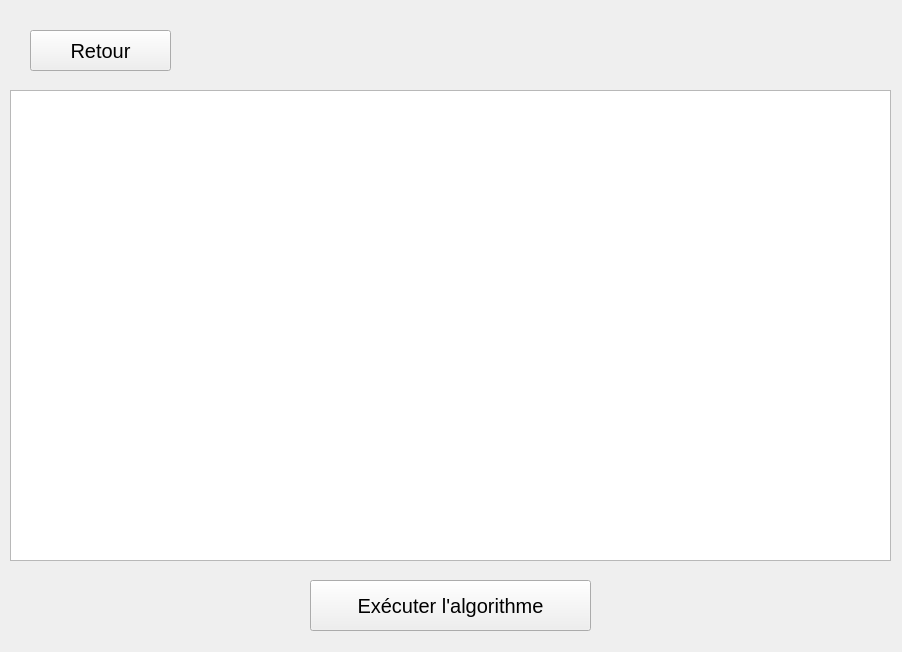
Qt form mainwindow.ui (lorris-sanna/Graphe-Algo) before a commit.
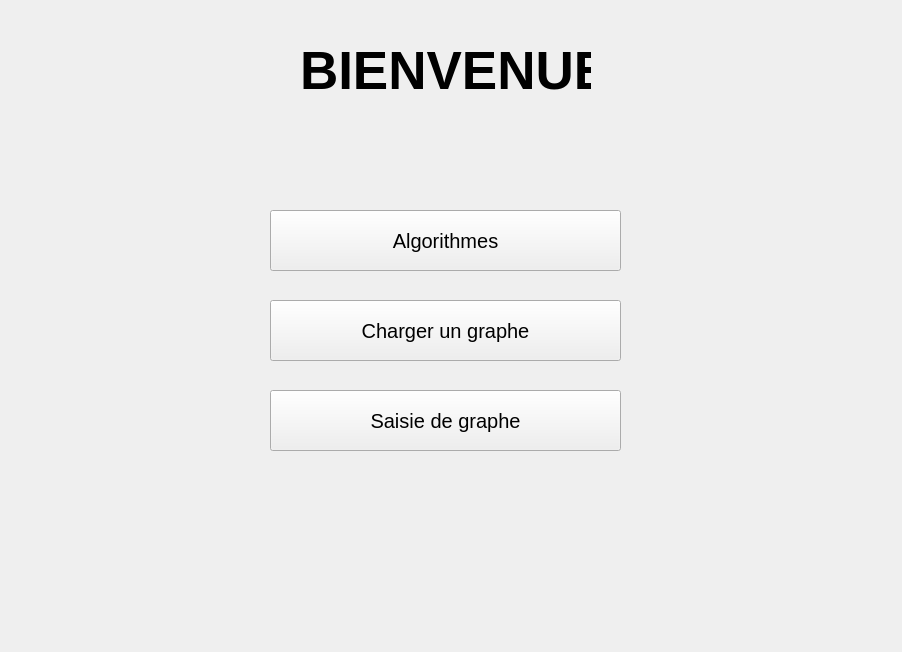
The same form after that commit. The open tabs and pages were chosen to show the change.

The edit to the form file:
```diff
--- a/mainwindow.ui
+++ b/mainwindow.ui
@@ -103,58 +103,6 @@
       </property>
      </widget>
     </widget>
-    <widget class="QWidget" name="pageOrdonnancement">
-     <widget class="QPushButton" name="btnExecOrdonnancement">
-      <property name="geometry">
-       <rect>
-        <x>310</x>
-        <y>580</y>
-        <width>281</width>
-        <height>51</height>
-       </rect>
-      </property>
-      <property name="font">
-       <font>
-        <pointsize>15</pointsize>
-        <bold>false</bold>
-       </font>
-      </property>
-      <property name="tabletTracking">
-       <bool>false</bool>
-      </property>
-      <property name="text">
-       <string>Exécuter l'algorithme</string>
-      </property>
-     </widget>
-     <widget class="QPushButton" name="btnRetourOrdonnancement">
-      <property name="geometry">
-       <rect>
-        <x>30</x>
-        <y>30</y>
-        <width>141</width>
-        <height>41</height>
-       </rect>
-      </property>
-      <property name="font">
-       <font>
-        <pointsize>15</pointsize>
-       </font>
-      </property>
-      <property name="text">
-       <string>Retour</string>
-      </property>
-     </widget>
-     <widget class="QGraphicsView" name="graphicsViewOrdonnance">
-      <property name="geometry">
-       <rect>
-        <x>10</x>
-        <y>90</y>
-        <width>881</width>
-        <height>471</height>
-       </rect>
-      </property>
-     </widget>
-    </widget>
     <widget class="QWidget" name="pageDantzig2">
      <widget class="QPushButton" name="btnRetourDantzig_2">
       <property name="geometry">
```
Left out of the diff: 3 changed lines with no effect on the pictures.
